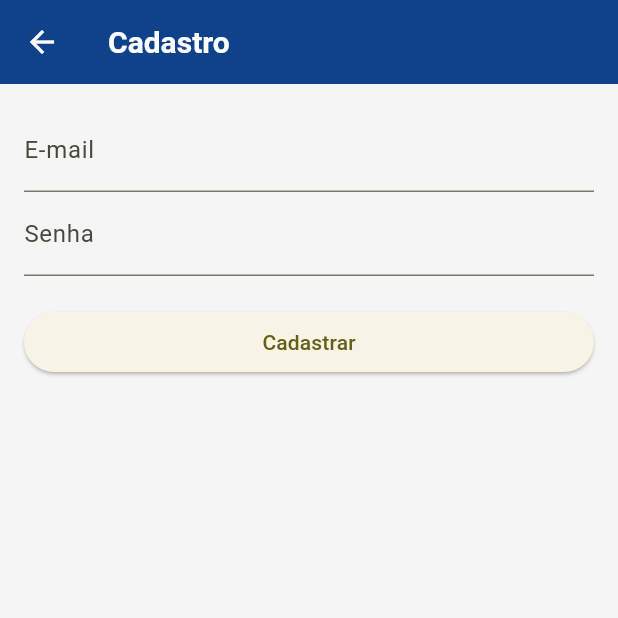
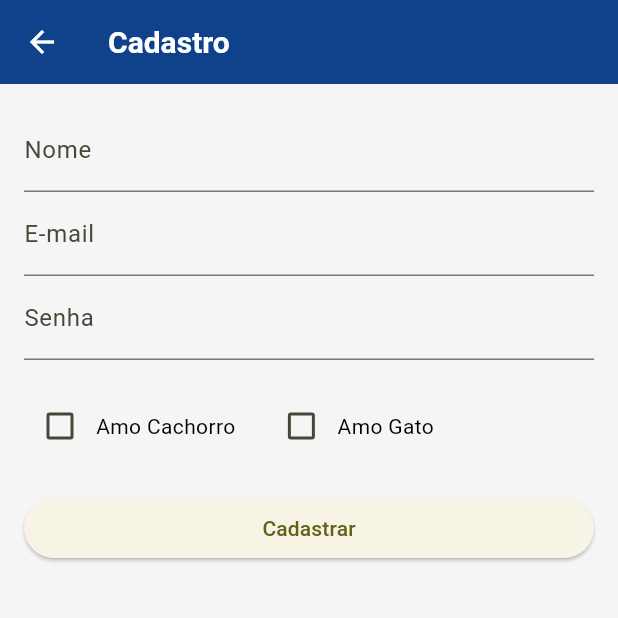
Before and after one commit to JoaoVictorPires/Adocao, a Flutter app: the ListaDePets screen opened by its route, after a tap on the "logout" icon, after a tap on "Não tem uma conta? Cadastre-se", on a phone screen of 412 x 824 dp, the top half of it. Run offline on Flutter 3.47's test engine with Material 3 defaults, Android fonts, the phone set to English and light mode, and no system bars; our stand-ins replace cloud_firestore, firebase_auth, firebase_core; accounts and stored records are empty; network calls fail.

Commit message:
feat: adiciona tela de perfil e funcionalidade de alteração de senha

```diff
--- a/lib/main.dart
+++ b/lib/main.dart
@@ -1,3 +1,5 @@
+
+import 'package:adocaopet/screens/perfil.dart';
 import 'package:flutter/material.dart';
 import 'package:firebase_core/firebase_core.dart';
 import 'firebase_options.dart'; // <- Importante!
@@ -53,8 +55,9 @@ class MeuApp extends StatelessWidget {
             initialRoute: '/login',
             routes: {
               '/login': (context) => const LoginScreen(),
-              '/register': (context) => RegisterScreen(), // Certifique-se de que RegisterScreen está importado
+              '/register': (context) => RegisterScreen(),
               '/listaDePets': (context) => const ListaDePets(),
+              '/perfil': (context) => const PerfilScreen(),
             },
           ),
         );
--- a/lib/screens/lista_de_pets.dart
+++ b/lib/screens/lista_de_pets.dart
@@ -25,16 +25,22 @@ class ListaDePets extends StatelessWidget {
         title: const Text('Pets para Adoção'),
         titleTextStyle: TextStyle(color: Colors.white),
         actions: [
+          // Botão de perfil no canto superior direito
           IconButton(
-            icon: const Icon(Icons.logout),
+            icon: const Icon(Icons.account_circle), // Ícone de perfil
             onPressed: () {
-              Navigator.pushReplacementNamed(context, '/login');
+              Navigator.pushNamed(context, '/perfil'); // Navega para a tela de perfil
+            },
+          ),
+          IconButton(
+            icon: const Icon(Icons.logout), // Ícone de logout
+            onPressed: () {
+              Navigator.pushReplacementNamed(context, '/login'); // Navega para o login
             },
           ),
         ],
       ),
       body: ListView.builder(
-
         itemCount: pets.length,
         itemBuilder: (context, index) {
           return Card(
--- a/lib/screens/register.dart
+++ b/lib/screens/register.dart
@@ -1,5 +1,6 @@
 import 'package:flutter/material.dart';
 import 'package:firebase_auth/firebase_auth.dart';
+import 'package:cloud_firestore/cloud_firestore.dart'; // <-- Import Firestore aqui
 
 class RegisterScreen extends StatefulWidget {
   @override
@@ -9,14 +10,33 @@ class RegisterScreen extends StatefulWidget {
 class _RegisterScreenState extends State<RegisterScreen> {
   final _emailController = TextEditingController();
   final _passwordController = TextEditingController();
+  final _nameController = TextEditingController(); // Controller para o nome
   final _auth = FirebaseAuth.instance;
+
+  // Variáveis para armazenar a escolha do usuário
+  bool _lovesDog = false;
+  bool _lovesCat = false;
 
   void _register() async {
     try {
-      await _auth.createUserWithEmailAndPassword(
+      // Cadastra o usuário com email e senha
+      UserCredential userCredential = await _auth.createUserWithEmailAndPassword(
         email: _emailController.text.trim(),
         password: _passwordController.text.trim(),
       );
+
+      // Pegando o UID do usuário criado
+      String uid = userCredential.user!.uid;
+
+      // Salvando dados no Firestore
+      await FirebaseFirestore.instance.collection('usuarios').doc(uid).set({
+        'email': _emailController.text.trim(),
+        'nome': _nameController.text.trim(),  // Salvando nome
+        'gostaDeCachorro': _lovesDog,  // Salvando se ama cachorro
+        'gostaDeGato': _lovesCat,  // Salvando se ama gato
+        'criadoEm': Timestamp.now(),
+      });
+
       ScaffoldMessenger.of(context).showSnackBar(
         SnackBar(content: Text('Cadastro realizado com sucesso!')),
       );
@@ -38,17 +58,57 @@ class _RegisterScreenState extends State<RegisterScreen> {
         child: Column(
           crossAxisAlignment: CrossAxisAlignment.stretch,
           children: [
+            // Campo para nome
+            TextField(
+              controller: _nameController,
+              decoration: InputDecoration(labelText: 'Nome'),
+            ),
+            // Campo para e-mail
             TextField(
               controller: _emailController,
               decoration: InputDecoration(labelText: 'E-mail'),
               keyboardType: TextInputType.emailAddress,
             ),
+            // Campo para senha
             TextField(
               controller: _passwordController,
               decoration: InputDecoration(labelText: 'Senha'),
               obscureText: true,
             ),
             SizedBox(height: 20),
+
+            // Checkbox para escolher cachorro ou gato
+            Row(
+              children: [
+                Checkbox(
+                  value: _lovesDog,
+                  onChanged: (value) {
+                    setState(() {
+                      _lovesDog = value!;
+                      // Se escolher cachorro, desmarcar gato
+                      if (_lovesDog) _lovesCat = false;
+                    });
+                  },
+                ),
+                Text("Amo Cachorro"),
+                SizedBox(width: 20),
+                Checkbox(
+                  value: _lovesCat,
+                  onChanged: (value) {
+                    setState(() {
+                      _lovesCat = value!;
+                      // Se escolher gato, desmarcar cachorro
+                      if (_lovesCat) _lovesDog = false;
+                    });
+                  },
+                ),
+                Text("Amo Gato"),
+              ],
+            ),
+
+            SizedBox(height: 20),
+
+            // Botão de cadastro
             ElevatedButton(
               onPressed: _register,
               child: Text('Cadastrar'),
@@ -63,6 +123,7 @@ class _RegisterScreenState extends State<RegisterScreen> {
   void dispose() {
     _emailController.dispose();
     _passwordController.dispose();
+    _nameController.dispose();  // Liberando o controller do nome
     super.dispose();
   }
 }
```
Also changed, not shown: lib/screens/alterarsenha.dart (added, +119 -0 lines), lib/screens/perfil.dart (added, +135 -0 lines).
